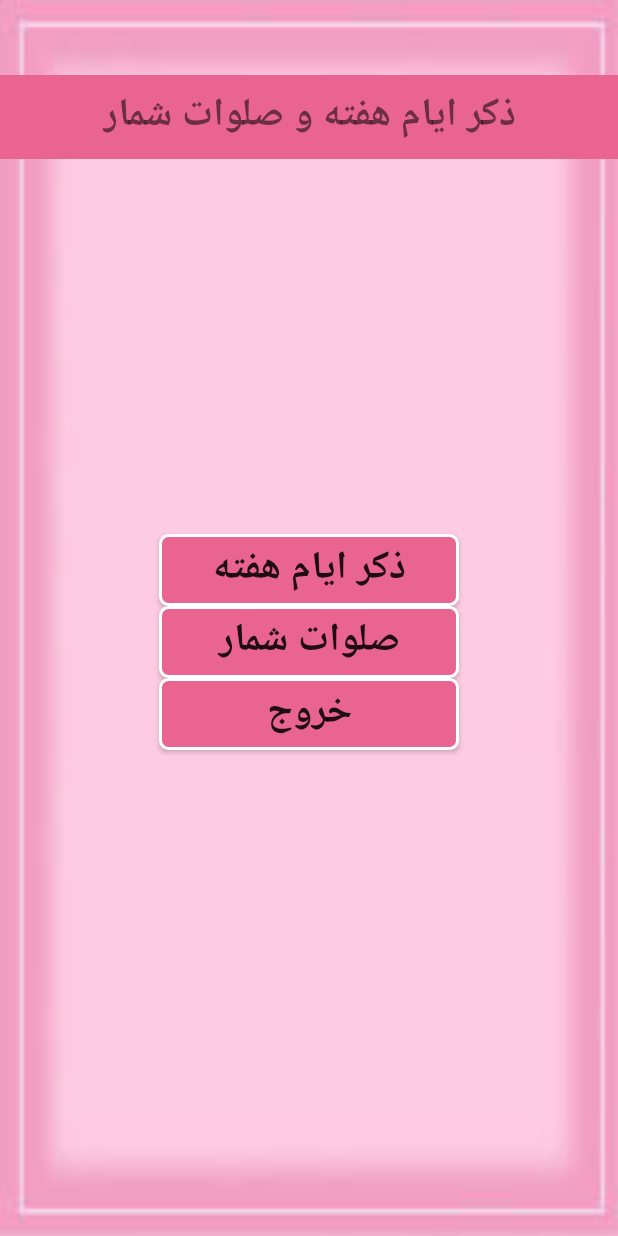
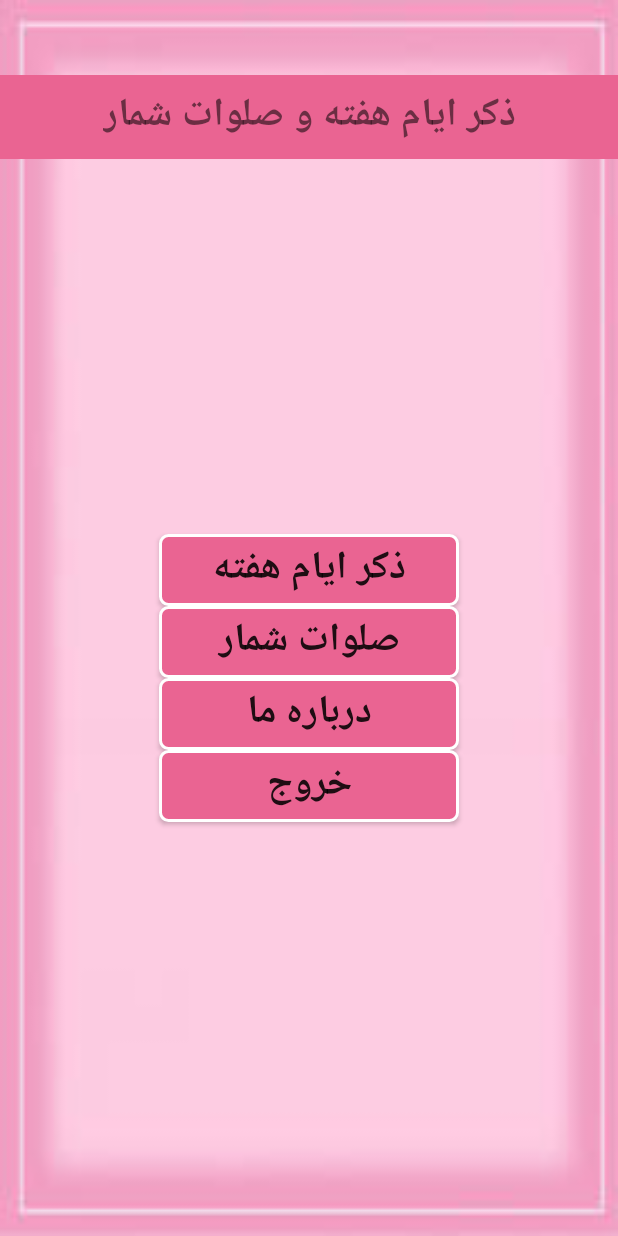
Before and after one commit to NARI1108/Count_Blessings_And_Days, an Android app: the screen it shows after launch (MainActivity), on a phone screen of 412 x 824 dp. Run offline under Robolectric (Android 15) with nearby library versions, the phone set to English and light mode, and no system bars.

Commit message:
Creating a help button in the home section of the app that gives information to the user about the creator of the app.

```diff
--- a/app/src/main/java/com/example/countblessingsandweeks/MainActivity.java
+++ b/app/src/main/java/com/example/countblessingsandweeks/MainActivity.java
@@ -2,6 +2,7 @@ package com.example.countblessingsandweeks;
 
 import androidx.appcompat.app.AppCompatActivity;
 
+import android.app.AlertDialog;
 import android.content.Intent;
 import android.os.Bundle;
 import android.view.View;
@@ -9,7 +10,7 @@ import android.widget.Button;
 import android.widget.TextView;
 
 public class MainActivity extends AppCompatActivity {
-    Button btn_count_blessings, btn_count_days, btn_exit;
+    Button btn_count_blessings, btn_count_days, btn_about_us, btn_exit;
     TextView txt_title;
     @Override
     protected void onCreate(Bundle savedInstanceState) {
@@ -18,13 +19,17 @@ public class MainActivity extends AppCompatActivity {
         findViews();
         onClickDays();
         onClickBlessing();
+        onClickAbout();
         onClickExit();
     }
     public void findViews(){
+        txt_title = findViewById(R.id.txt_title);
         btn_count_blessings =findViewById(R.id.btn_count_blessings);
         btn_count_days = findViewById(R.id.btn_count_days);
+        btn_about_us = findViewById(R.id.btn_about_us);
         btn_exit = findViewById(R.id.btn_exit);
-        txt_title = findViewById(R.id.txt_title);
+
+
     }
     public void onClickDays(){
         btn_count_days.setOnClickListener(new View.OnClickListener() {
@@ -42,7 +47,7 @@ public class MainActivity extends AppCompatActivity {
             }
         });
     }
-    public void onClickExit(){
+    public void onClickExit() {
         btn_exit.setOnClickListener(new View.OnClickListener() {
             @Override
             public void onClick(View view) {
@@ -50,4 +55,12 @@ public class MainActivity extends AppCompatActivity {
             }
         });
     }
+    public void onClickAbout(){
+       btn_about_us.setOnClickListener(new View.OnClickListener() {
+           @Override
+           public void onClick(View view) {
+               new AlertDialog.Builder(MainActivity.this).setIcon(R.drawable.icon).setTitle("درباره ما").setMessage(R.string.About_Us).show();
+           }
+       });
+    }
 }
--- /dev/null
+++ b/app/src/main/res/drawable/icon.xml
@@ -0,0 +1,8 @@
+<!-- drawable/bookmark-check.xml -->
+<vector xmlns:android="http://schemas.android.com/apk/res/android"
+    android:height="24dp"
+    android:width="24dp"
+    android:viewportWidth="24"
+    android:viewportHeight="24">
+    <path android:fillColor="#e41010" android:pathData="M17,3A2,2 0 0,1 19,5V21L12,18L5,21V5C5,3.89 5.9,3 7,3H17M11,14L17.25,7.76L15.84,6.34L11,11.18L8.41,8.59L7,10L11,14Z" />
+</vector>
--- a/app/src/main/res/layout/activity_main.xml
+++ b/app/src/main/res/layout/activity_main.xml
@@ -42,6 +42,15 @@
         android:layout_gravity="center"
         android:background="@drawable/button_style_0"/>
     <Button
+        android:id="@+id/btn_about_us"
+        android:layout_width="200dp"
+        android:layout_height="wrap_content"
+        android:text="@string/about_us"
+        android:textSize="26sp"
+        android:textStyle="bold"
+        android:layout_gravity="center"
+        android:background="@drawable/button_style_0"/>
+    <Button
         android:id="@+id/btn_exit"
         android:layout_width="200dp"
         android:layout_height="wrap_content"
--- a/app/src/main/res/values/strings.xml
+++ b/app/src/main/res/values/strings.xml
@@ -5,4 +5,11 @@
     <string name="exit">خروج</string>
     <string name="text_title">ذکر ایام هفته و صلوات شمار</string>
     <string name="zero">0</string>
+    <string name="about_us">درباره ما</string>
+    <string name="About_Us">تیم توسعه اندروید Lollipop در واقع است
+            تولید کننده نرم افزار اندروید شرکت آب نبات چوبی است
+            یک شرکت دانش بنیان که توسط کارآموزان اداره می شود.
+            شما می توانید از شرکت ما حمایت کنید و نرم افزار کارآمد را بهبود بخشید.
+            با تشکر از استفاده از محصولات ما
+"</string>
 </resources>
```
